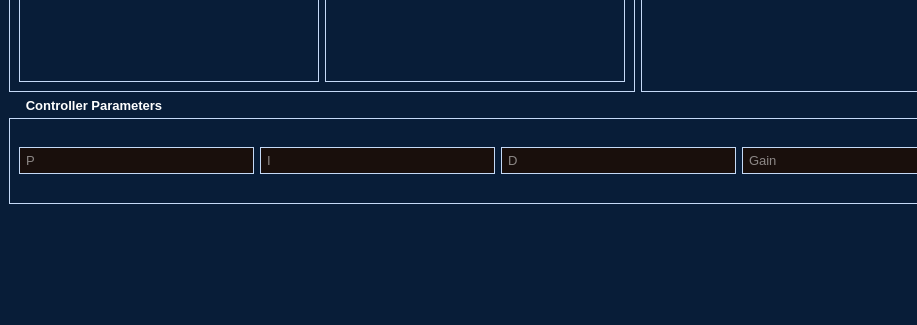
KevinHutagaol/control-center-2026, file pages/Modul2/ui/MainModul2.ui: the form before one commit; both pictures show x 0 to 917 and y 375 to 700 of the 1200 by 700 pixel window.
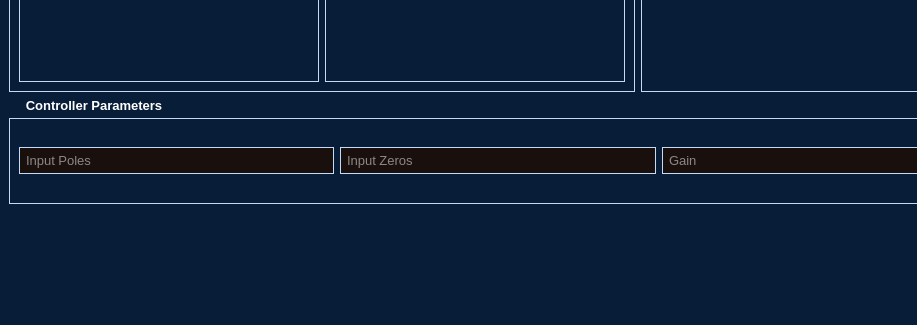
The form after the commit. Icons and pictures are not drawn.

Commit message: modified modul 2 simulation so that now it ask for the controller poles and zeros for controller input

The edit to the form file:
```diff
--- a/pages/Modul2/ui/MainModul2.ui
+++ b/pages/Modul2/ui/MainModul2.ui
@@ -293,21 +293,14 @@
        <item>
         <widget class="QLineEdit" name="inputP">
          <property name="placeholderText">
-          <string>P</string>
+          <string>Input Poles</string>
          </property>
         </widget>
        </item>
        <item>
         <widget class="QLineEdit" name="inputI">
          <property name="placeholderText">
-          <string>I</string>
-         </property>
-        </widget>
-       </item>
-       <item>
-        <widget class="QLineEdit" name="inputD">
-         <property name="placeholderText">
-          <string>D</string>
+          <string>Input Zeros</string>
          </property>
         </widget>
        </item>
```
The commit also changes 4 other files.
